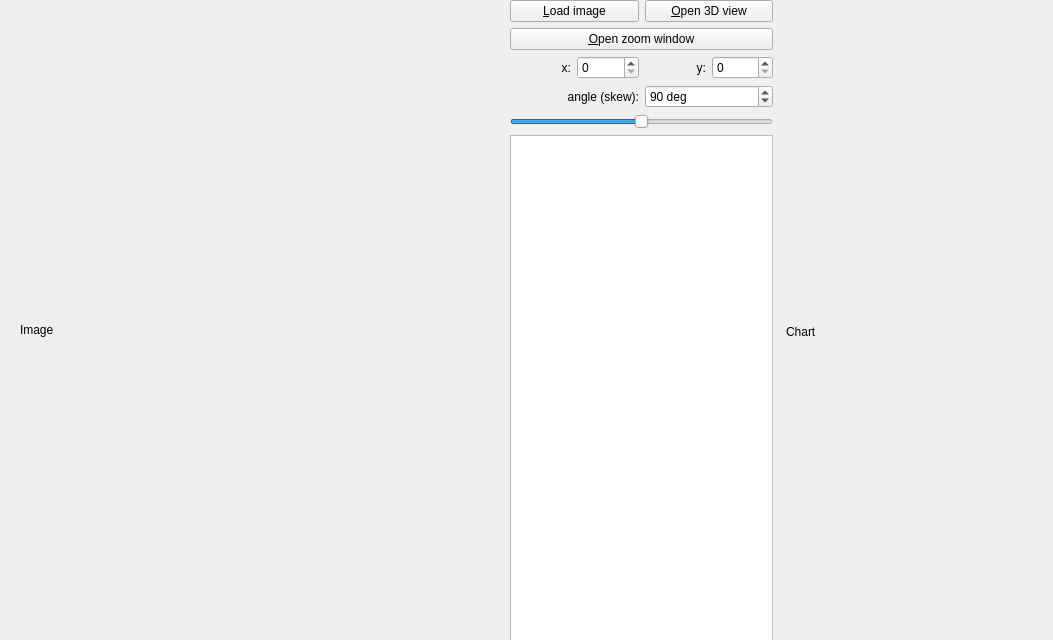
Old version of the form src/fidmaa_gui/form.ui in the repository fidmaa/fidmaa-gui.
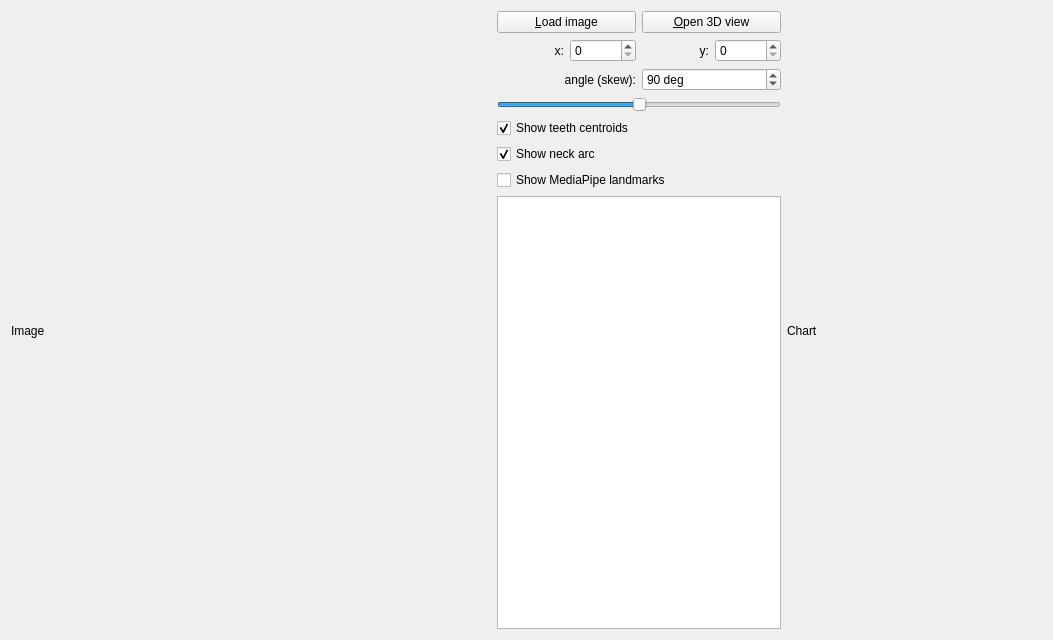
New version of the form. Custom widgets are drawn as their Qt base class.

Commit message: Neck detection & measurements

```diff
--- a/src/fidmaa_gui/form.ui
+++ b/src/fidmaa_gui/form.ui
@@ -12,47 +12,16 @@
   </property>
   <property name="minimumSize">
    <size>
-    <width>480</width>
-    <height>640</height>
-   </size>
-  </property>
-  <property name="maximumSize">
-   <size>
-    <width>16777215</width>
+    <width>800</width>
     <height>640</height>
    </size>
   </property>
   <property name="windowTitle">
    <string>FIDMAA</string>
   </property>
-  <widget class="QClickableLabel" name="chartLabel">
-   <property name="geometry">
-    <rect>
-     <x>786</x>
-     <y>12</y>
-     <width>255</width>
-     <height>640</height>
-    </rect>
-   </property>
-   <property name="minimumSize">
-    <size>
-     <width>255</width>
-     <height>640</height>
-    </size>
-   </property>
-   <property name="text">
-    <string>Chart</string>
-   </property>
-  </widget>
+  <layout class="QHBoxLayout" name="mainHorizontalLayout">
+   <item>
   <widget class="QClickableLabel" name="imageLabel">
-   <property name="geometry">
-    <rect>
-     <x>20</x>
-     <y>10</y>
-     <width>480</width>
-     <height>640</height>
-    </rect>
-   </property>
    <property name="sizePolicy">
     <sizepolicy hsizetype="Fixed" vsizetype="Fixed">
      <horstretch>0</horstretch>
@@ -75,15 +44,8 @@
     <string>Image</string>
    </property>
   </widget>
-  <widget class="QWidget" name="layoutWidget">
-   <property name="geometry">
-    <rect>
-     <x>510</x>
-     <y>0</y>
-     <width>263</width>
-     <height>641</height>
-    </rect>
-   </property>
+   </item>
+   <item>
    <layout class="QVBoxLayout" name="verticalLayout">
     <item>
      <layout class="QHBoxLayout" name="horizontalLayout_3">
@@ -103,13 +65,6 @@
       </item>
      </layout>
     </item>
-    <item>
-     <widget class="QPushButton" name="showZoomWindowButton">
-      <property name="text">
-       <string>&amp;Open zoom window</string>
-      </property>
-     </widget>
-    </item>
     <item>
      <layout class="QHBoxLayout" name="horizontalLayout">
       <item>
@@ -200,26 +155,71 @@
       </property>
      </widget>
     </item>
+     <item>
+      <widget class="QCheckBox" name="showCentroidsCheckBox">
+       <property name="text">
+        <string>Show teeth centroids</string>
+       </property>
+       <property name="checked">
+        <bool>true</bool>
+       </property>
+      </widget>
+     </item>
+     <item>
+      <widget class="QCheckBox" name="showNeckArcCheckBox">
+       <property name="text">
+        <string>Show neck arc</string>
+       </property>
+       <property name="checked">
+        <bool>true</bool>
+       </property>
+      </widget>
+     </item>
+     <item>
+      <widget class="QCheckBox" name="showMediaPipeLandmarksCheckBox">
+       <property name="text">
+        <string>Show MediaPipe landmarks</string>
+       </property>
+       <property name="checked">
+        <bool>false</bool>
+       </property>
+      </widget>
+     </item>
     <item>
      <widget class="QPlainTextEdit" name="dataOutputEdit">
-      <property name="minimumSize">
-       <size>
-        <width>0</width>
-        <height>380</height>
-       </size>
-      </property>
       <property name="readOnly">
        <bool>true</bool>
       </property>
      </widget>
     </item>
    </layout>
-  </widget>
-  <action name="actionShow_chart">
+   </item>
+   <item>
+    <widget class="QClickableLabel" name="chartLabel">
+     <property name="sizePolicy">
+      <sizepolicy hsizetype="Fixed" vsizetype="Fixed">
+       <horstretch>0</horstretch>
+       <verstretch>0</verstretch>
+      </sizepolicy>
+     </property>
+     <property name="minimumSize">
+      <size>
+       <width>255</width>
+       <height>640</height>
+      </size>
+     </property>
+     <property name="maximumSize">
+      <size>
+       <width>255</width>
+       <height>640</height>
+      </size>
+     </property>
    <property name="text">
-    <string>Show chart</string>
-   </property>
-  </action>
+      <string>Chart</string>
+     </property>
+    </widget>
+   </item>
+  </layout>
  </widget>
  <customwidgets>
   <customwidget>
```
Lines whose indentation alone changed are shown as unchanged. The commit also changes 9 other files.
